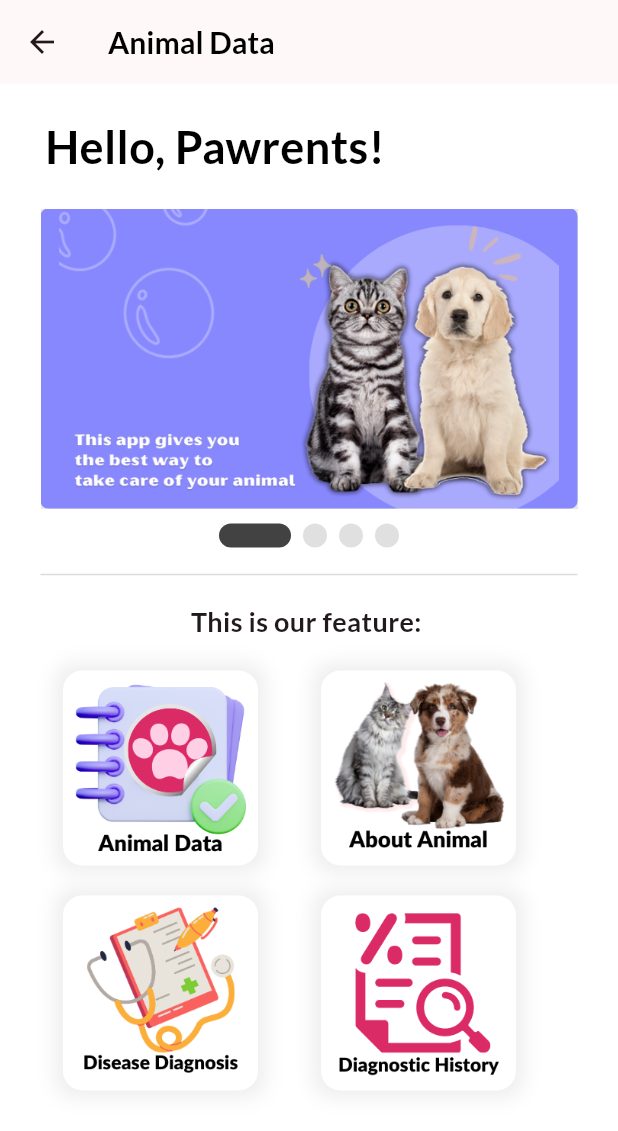
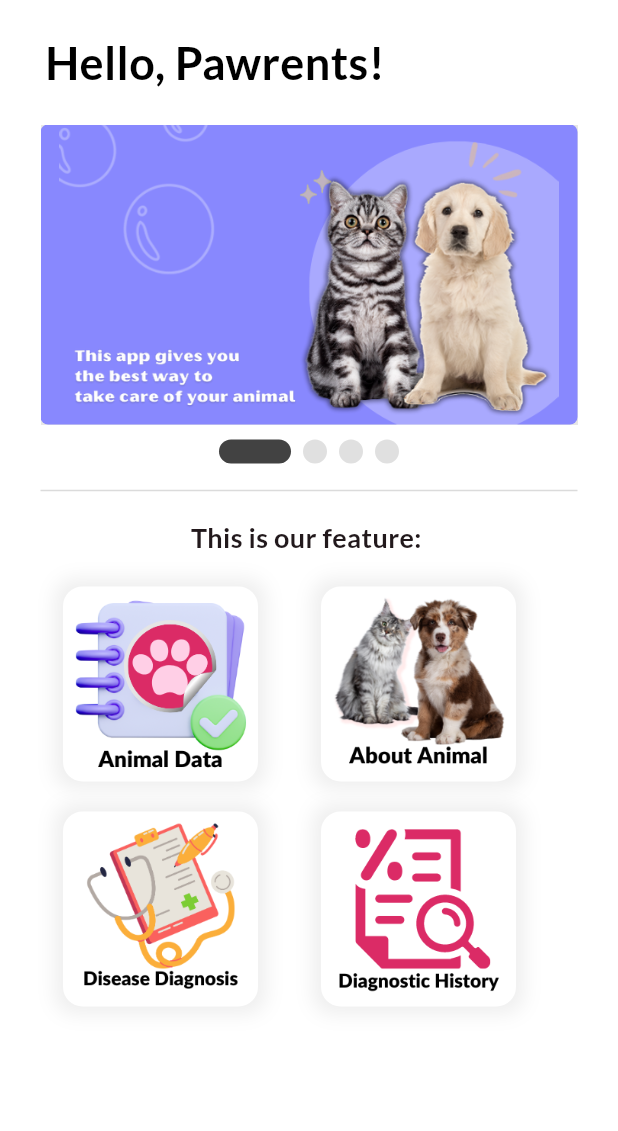
Before and after one commit to Tiarasekarsini/067_AloAnimal, a Flutter app: the HomePage screen opened directly, on a phone screen of 412 x 824 dp. Shown: the top 1131 px of the screen. Run offline on Flutter 3.47's test engine with Material 2 defaults, Android fonts, the phone set to English and light mode, and no system bars; drawn by our look-alikes of smooth_page_indicator; our stand-ins replace cloud_firestore, firebase_auth, firebase_core, fluttertoast, google_fonts; accounts and stored records are empty.

Commit message:
edit floating action button backgroundColor in view animal data

```diff
--- a/lib/view/animaldata/animaldata.dart
+++ b/lib/view/animaldata/animaldata.dart
@@ -181,6 +181,7 @@ class _AnimalDataState extends State<AnimalData> {
         ),
       ])),
       floatingActionButton: FloatingActionButton(
+        backgroundColor: Color.fromARGB(230, 252, 87, 158),
         onPressed: () {
           Navigator.push(context,
               MaterialPageRoute(builder: (context) => const AddAnimal()));
--- a/lib/view/home_page.dart
+++ b/lib/view/home_page.dart
@@ -19,11 +19,6 @@ class _HomePageState extends State<HomePage> {
   @override
   Widget build(BuildContext context) {
     return Scaffold(
-        appBar: AppBar(
-          title: const Text('Animal Data'),
-          titleTextStyle: GoogleFonts.lato(
-              fontSize: 20, fontWeight: FontWeight.bold, color: Colors.black),
-        ),
         backgroundColor: Colors.white,
         body: SafeArea(
           child: Column(
```
